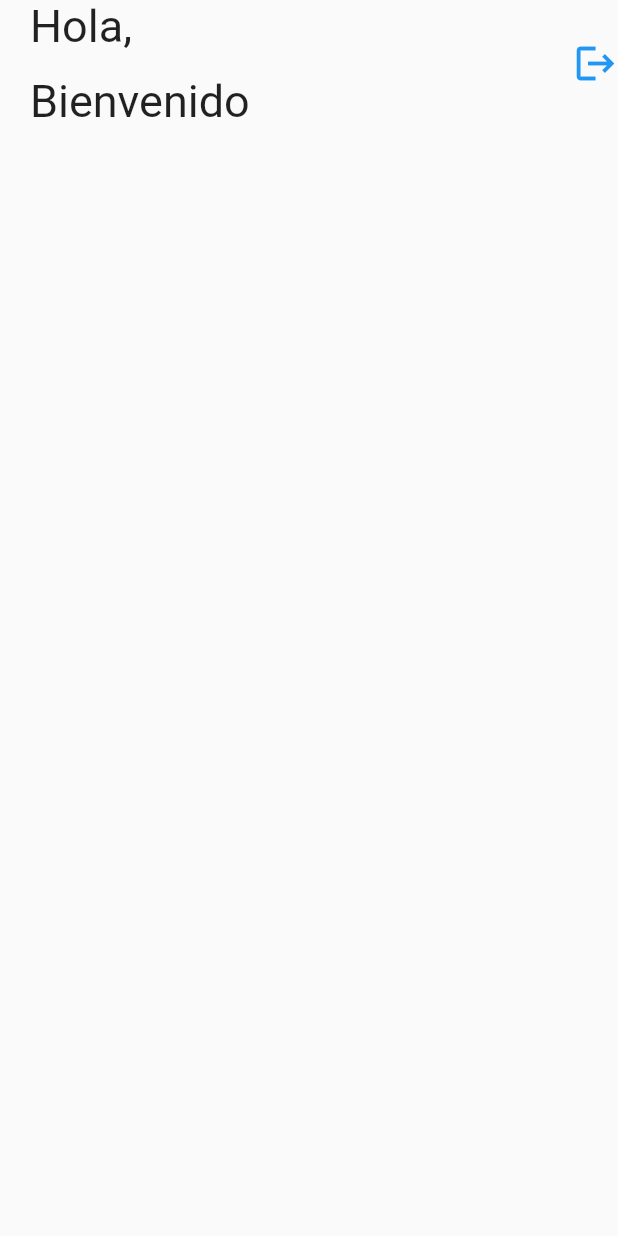
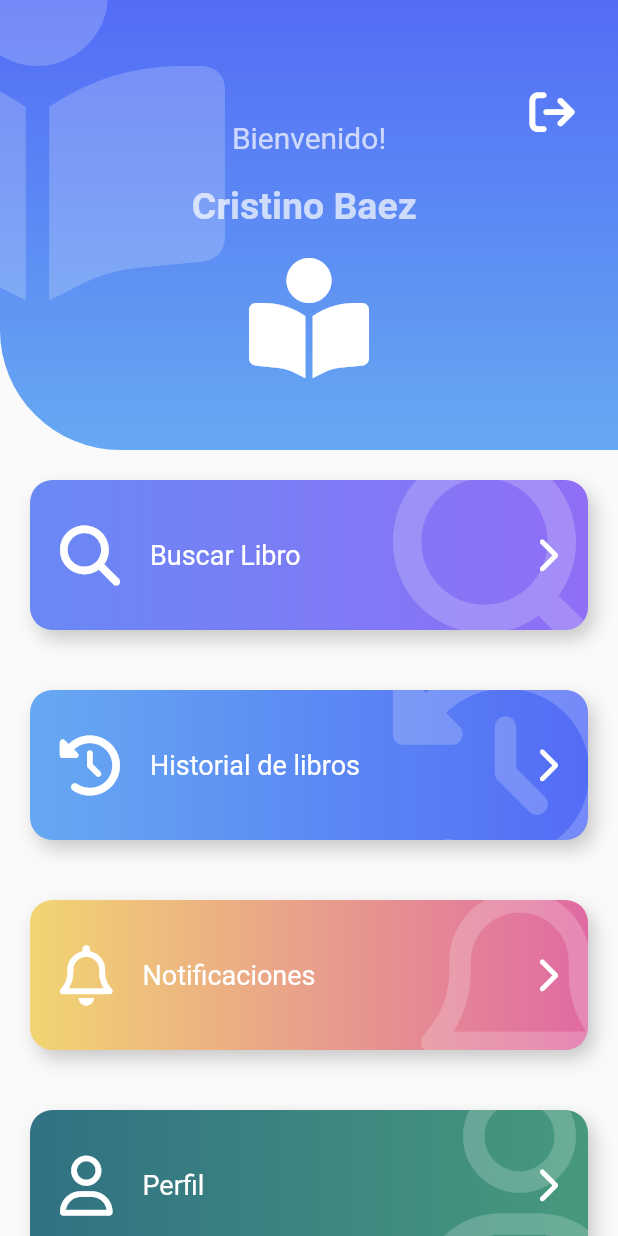
Before and after one commit to NachoBaez18/Biblioteca_app, a Flutter app: the HomePage screen opened by its route, on a phone screen of 412 x 824 dp. Run offline on Flutter 3.47's test engine with Material 2 defaults, Android fonts, the phone set to English and light mode, and no system bars; our stand-ins replace animate_do, flutter_secure_storage, font_awesome_flutter, image_picker; accounts and stored records are empty; Roboto replaces fonts that are missing (RobotoMono).

Commit message:
agreamos home mas vista y edicion de perfil personal

```diff
--- a/lib/main.dart
+++ b/lib/main.dart
@@ -23,7 +23,7 @@ class MyApp extends StatelessWidget {
       child: MaterialApp(
         debugShowCheckedModeBanner: false,
         title: 'Biblioteca',
-        initialRoute: 'loading',
+        initialRoute: 'home',
         routes: appRoutes,
       ),
     );
--- a/lib/src/pages/home_page.dart
+++ b/lib/src/pages/home_page.dart
@@ -1,56 +1,136 @@
+import 'package:animate_do/animate_do.dart';
+import 'package:biblioteca_app/src/widgets/widgets.dart';
 import 'package:flutter/material.dart';
+import 'package:font_awesome_flutter/font_awesome_flutter.dart';
+
+class ItemBoton {
+  final IconData icon;
+  final String texto;
+  final Color color1;
+  final Color color2;
+  final Function() onpress;
+
+  ItemBoton(this.icon, this.texto, this.color1, this.color2,{required this.onpress});
+}
 
 class HomePage extends StatelessWidget {
   const HomePage({super.key});
 
   @override
   Widget build(BuildContext context) {
+    bool isLarge;
+    if (MediaQuery.of(context).size.height > 550) {
+      isLarge = true;
+    } else {
+      isLarge = false;
+    }
+
+    final items = <ItemBoton>[
+      ItemBoton(
+        FontAwesomeIcons.magnifyingGlass,
+        'Buscar Libro',
+        const Color(0xff6989F5),
+        const Color(0xff906EF5),
+        onpress: (){
+            Navigator.pushNamed(context, 'books_list');
+        }
+
+      ),
+      ItemBoton(
+        FontAwesomeIcons.clockRotateLeft,
+        'Historial de libros ',
+        const Color(0xff66A9F2),
+        const Color(0xff536CF6),
+        onpress:() {
+
+        },
+      ),
+      ItemBoton(
+        FontAwesomeIcons.bell,
+        'Notificaciones',
+        const Color(0xffF2D572),
+        const Color(0xffE06AA3),
+        onpress: () {
+
+        },
+      ),
+      ItemBoton(
+        FontAwesomeIcons.user,
+        'Perfil',
+        const Color(0xff317183),
+        const Color(0xff46997D),
+        onpress: () {
+          Navigator.pushNamed(context, 'perfil');
+        },
+      ),
+    ];
+
+    List<Widget> itemMap = items
+        .map(
+          (item) => FadeInLeft(
+            child: BotonGordo(
+              texto: item.texto,
+              onpress:item.onpress,
+              icon: item.icon,
+              color1: item.color1,
+              color2: item.color2,
+            ),
+          ),
+        )
+        .toList();
+
     return Scaffold(
-        backgroundColor: Colors.grey[50],
-        body: SafeArea(
-          child: Column(
-            crossAxisAlignment: CrossAxisAlignment.start,
+        body: Stack(
       children: [
-              Row(
-                mainAxisAlignment: MainAxisAlignment.spaceBetween,
-                children: const [
-                  _TituloSaludo(),
-                  Icon(
-                    Icons.logout,
-                    size: 30,
-                    color: Colors.blue,
-                  ),
+        Container(
+          margin: EdgeInsets.only(top: (isLarge) ? 220 : 10),
+          child: SafeArea(
+            child: ListView(
+              physics: const BouncingScrollPhysics(),
+              children: [
+                if (isLarge)const SizedBox(height: 80),
+                ...itemMap,
               ],
             ),
+          ),
+        ),
+        if (isLarge)const _Encabezado()
       ],
-          ),
     ));
   }
 }
 
-class _TituloSaludo extends StatelessWidget {
-  const _TituloSaludo({
+class _Encabezado extends StatelessWidget {
+  const _Encabezado({
     Key? key,
   }) : super(key: key);
 
   @override
   Widget build(BuildContext context) {
-    return Container(
-      margin: const EdgeInsets.only(left: 20),
-      child: Column(
-        crossAxisAlignment: CrossAxisAlignment.start,
-        children: const [
-          Text(
-            'Hola,',
-            style: TextStyle(fontSize: 30, fontFamily: 'RobotoMono'),
+    const String user = 'Cristino Baez ';
+    return Stack(
+      children: [
+       const IconHeader(
+          icon: FontAwesomeIcons.bookOpenReader,
+          titulo: user,
+          subTitulo: 'Bienvenido!',
+          color2: Color(0xff66A9F2),
+          color1: Color(0xff536CF6),
         ),
-          SizedBox(height: 15),
-          Text(
-            'Bienvenido',
-            style: TextStyle(fontSize: 30),
+        Positioned(
+            right: 0,
+            top: 45,
+            child: RawMaterialButton(
+              onPressed: () {},
+              shape:const CircleBorder(),
+              padding:const EdgeInsets.all(15.0),
+              child:const FaIcon(
+                FontAwesomeIcons.arrowRightFromBracket,
+                color: Colors.white,
+                size: 30,
               ),
+            ))
       ],
-      ),
     );
   }
 }
--- a/lib/src/pages/login_pages.dart
+++ b/lib/src/pages/login_pages.dart
@@ -78,8 +78,7 @@ class _FormLoginState extends State<_FormLogin> {
                     Navigator.pushReplacementNamed(context, 'books_list');
                   } else {
                     // ignore: use_build_context_synchronously
-                    mostrarAlerta(context, 'Login incorrecto',
-                        'Revise sus credenciales nuevamente');
+                    mostrarAlerta(context, 'Login incorrecto',const Text('Revise sus credenciales nuevamente'));
                   }
                 },
           texto: 'Acceder',
--- a/lib/src/pages/pages.dart
+++ b/lib/src/pages/pages.dart
@@ -1,3 +1,5 @@
+export'package:biblioteca_app/src/pages/perfil_user_pages.dart';
+
 export 'package:biblioteca_app/src/pages/home_page.dart';
 
 export 'package:biblioteca_app/src/pages/register_edit_page.dart';
--- a/lib/src/routes/routes.dart
+++ b/lib/src/routes/routes.dart
@@ -10,5 +10,6 @@ final Map<String, Widget Function(BuildContext)> appRoutes = {
   'prueba': (_) => PruebaPage(),
   'book_detail': (_) => const BookDetailPage(),
   'book_register_edit': (_) => const RegisterEditPage(),
-  'home': (_) => const HomePage()
+  'home': (_) => const HomePage(),
+  'perfil':(_) => const PerfilUser()
 };
--- /dev/null
+++ b/lib/src/widgets/boton_gordo_widget.dart
@@ -0,0 +1,101 @@
+import 'package:flutter/material.dart';
+import 'package:font_awesome_flutter/font_awesome_flutter.dart';
+
+class BotonGordo extends StatelessWidget {
+  final IconData icon;
+  final String texto;
+  final Color color1;
+  final Color color2;
+  final Function() onpress;
+
+  const BotonGordo(
+      {super.key,
+      this.icon = FontAwesomeIcons.carBurst,
+      required this.texto,
+      this.color1 = Colors.grey,
+      this.color2 = Colors.blueGrey,
+      required this.onpress});
+
+  @override
+  Widget build(BuildContext context) {
+    return GestureDetector(
+      onTap: this.onpress,
+      child: Stack(
+        children: [
+          _botonGordoBackground(color1, color2, icon),
+          Row(
+            mainAxisAlignment: MainAxisAlignment.center,
+            children: [
+              SizedBox(
+                height: 140,
+                width: 40,
+              ),
+              FaIcon(
+                this.icon,
+                color: Colors.white,
+                size: 40,
+              ),
+              SizedBox(
+                width: 20,
+              ),
+              Expanded(
+                child: Text(
+                  this.texto,
+                  style: TextStyle(color: Colors.white, fontSize: 18),
+                ),
+              ),
+              FaIcon(
+                FontAwesomeIcons.chevronRight,
+                color: Colors.white,
+              ),
+              SizedBox(
+                width: 40,
+              )
+            ],
+          )
+        ],
+      ),
+    );
+  }
+}
+
+class _botonGordoBackground extends StatelessWidget {
+  final Color color1;
+  final Color color2;
+  final IconData icon;
+  const _botonGordoBackground(this.color1, this.color2, this.icon);
+
+  @override
+  Widget build(BuildContext context) {
+    return Container(
+      child: ClipRRect(
+        borderRadius: BorderRadius.circular(15),
+        child: Stack(
+          children: [
+            Positioned(
+                right: -20,
+                top: -20,
+                child: FaIcon(
+                  icon,
+                  size: 150,
+                  color: Colors.white.withOpacity(0.2),
+                ))
+          ],
+        ),
+      ),
+      width: double.infinity,
+      height: 100,
+      margin: EdgeInsets.all(20),
+      decoration: BoxDecoration(
+          color: Colors.red,
+          boxShadow: <BoxShadow>[
+            BoxShadow(
+                color: Colors.black.withOpacity(0.2),
+                offset: Offset(4, 6),
+                blurRadius: 10),
+          ],
+          borderRadius: BorderRadius.circular(15),
+          gradient: LinearGradient(colors: [color1, color2])),
+    );
+  }
+}
--- /dev/null
+++ b/lib/src/widgets/icon_header_widget.dart
@@ -0,0 +1,92 @@
+
+import 'package:flutter/material.dart';
+import 'package:font_awesome_flutter/font_awesome_flutter.dart';
+
+
+class IconHeader extends StatelessWidget {
+  final IconData icon;
+  final String titulo;
+  final String subTitulo;
+  final Color color1;
+  final Color color2;
+
+  const IconHeader(
+      {super.key,
+      required this.icon,
+      required this.titulo,
+      required this.subTitulo,
+      this.color1 = Colors.grey,
+      this.color2 = Colors.blueGrey});
+
+  @override
+  Widget build(BuildContext context) {
+    final Color colorBlanco = Colors.white.withOpacity(0.7);
+    return Stack(
+      children: [
+        _IconHeaderBacground(color1, color2),
+        Positioned(
+            top: -50,
+            left: -100,
+            child: FaIcon(
+              icon,
+              size: 250,
+              color: Colors.white.withOpacity(0.2),
+            )),
+        Column(
+          children: [
+           const SizedBox(
+              height: 80,
+              width: double.infinity,
+            ),
+            Text(
+              subTitulo,
+              style: TextStyle(fontSize: 20, color: colorBlanco),
+            ),
+           const SizedBox(
+              height: 20,
+            ),
+            Text(
+              titulo,
+              style: TextStyle(
+                  fontSize: 25,
+                  color: colorBlanco,
+                  fontWeight: FontWeight.bold),
+            ),
+          const  SizedBox(
+              height: 20,
+            ),
+            FaIcon(
+              icon,
+              size: 80,
+              color: Colors.white,
+            )
+          ],
+        )
+      ],
+    );
+  }
+}
+
+class _IconHeaderBacground extends StatelessWidget {
+  final Color color1;
+  final Color color2;
+  const _IconHeaderBacground(
+    this.color1,
+    this.color2,
+  );
+
+  @override
+  Widget build(BuildContext context) {
+    return Container(
+      width: double.infinity,
+      height: 300,
+      decoration: BoxDecoration(
+          // color: Colors.red,
+          borderRadius:const BorderRadius.only(bottomLeft: Radius.circular(80)),
+          gradient: LinearGradient(
+              begin: Alignment.topCenter,
+              end: Alignment.bottomCenter,
+              colors: <Color>[color1, color2])),
+    );
+  }
+}
--- a/lib/src/widgets/widgets.dart
+++ b/lib/src/widgets/widgets.dart
@@ -1,3 +1,7 @@
+export 'package:biblioteca_app/src/widgets/icon_header_widget.dart';
+
+export 'package:biblioteca_app/src/widgets/boton_gordo_widget.dart';
+
 export 'package:biblioteca_app/src/widgets/ImageRegisterEdit_widget.dart';
 
 export 'package:biblioteca_app/src/widgets/star_icons_widget.dart';
```
Also changed, not shown: lib/src/pages/perfil_user_pages.dart (added, +242 -0 lines), lib/src/ui/alertas.dart (+15 -4 lines), lib/src/widgets/input_login_widget.dart (+16 -0 lines), pubspec.lock. Lines whose indentation alone changed are shown as unchanged.
